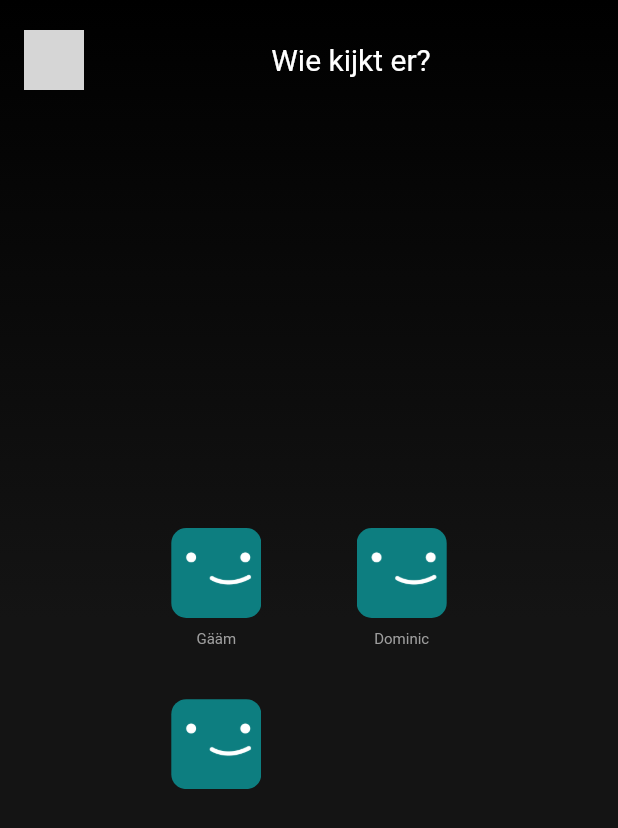
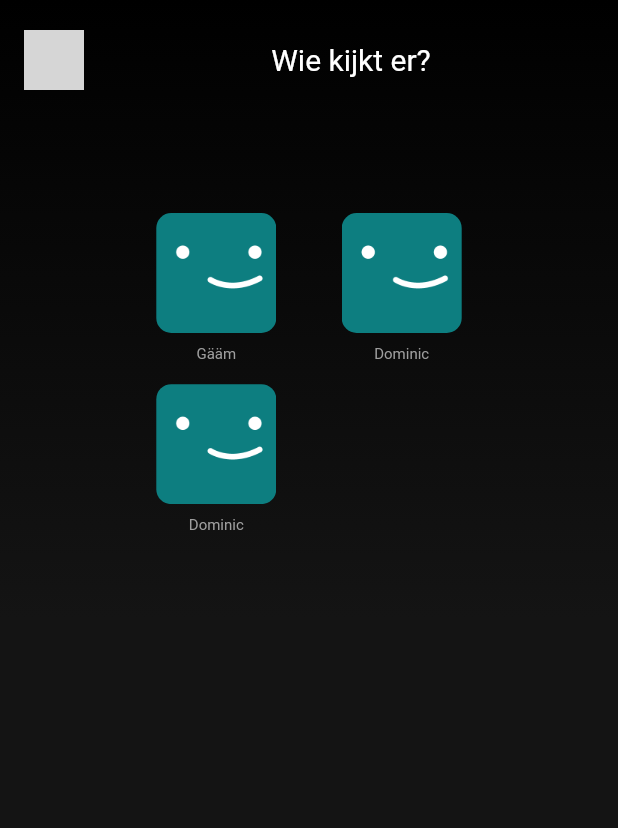
Before and after one commit to cfreemoser/Melvix, a Flutter app: the screen it shows after launch, on a phone screen of 412 x 824 dp. Shown: the top 828 px of the screen. Run offline on Flutter 3.47's test engine with Material 2 defaults, Android fonts, the phone set to English and light mode, and no system bars; our stand-ins replace bloc, flutter_bloc, pin_code_text_field; project files that could hold a hidden picture were left out; grey boxes are pictures that could not be loaded.

Commit message:
main: Added improved layout

```diff
--- a/lib/pages/profiles.dart
+++ b/lib/pages/profiles.dart
@@ -14,6 +14,7 @@ class Profiles extends StatelessWidget {
   @override
   Widget build(BuildContext context) {
     return Scaffold(
+      backgroundColor: Constants.netflix_background,
       body: LayoutBuilder(
         builder: (context, constraints) {
           bool smallScreen = constraints.maxWidth < 600;
@@ -152,7 +153,7 @@ class Profiles extends StatelessWidget {
             child: Center(
                 child: SizedBox(
               width: constraints.maxWidth * 0.6,
-              height: 180,
+              height: 600,
               child: GridView.builder(
                   gridDelegate: const SliverGridDelegateWithFixedCrossAxisCount(
                       childAspectRatio: 2.6 / 2.4, crossAxisCount: 2),
@@ -160,7 +161,7 @@ class Profiles extends StatelessWidget {
                   itemCount: state.profiles.length,
                   itemBuilder: (context, index) {
                     return AnimatedProfileCard(
-                      width: 60,
+                      width: 80,
                       fontSize: 10,
                       name: state.profiles[index].name,
                       profileImage: state.profiles[index].profileImage,
```
